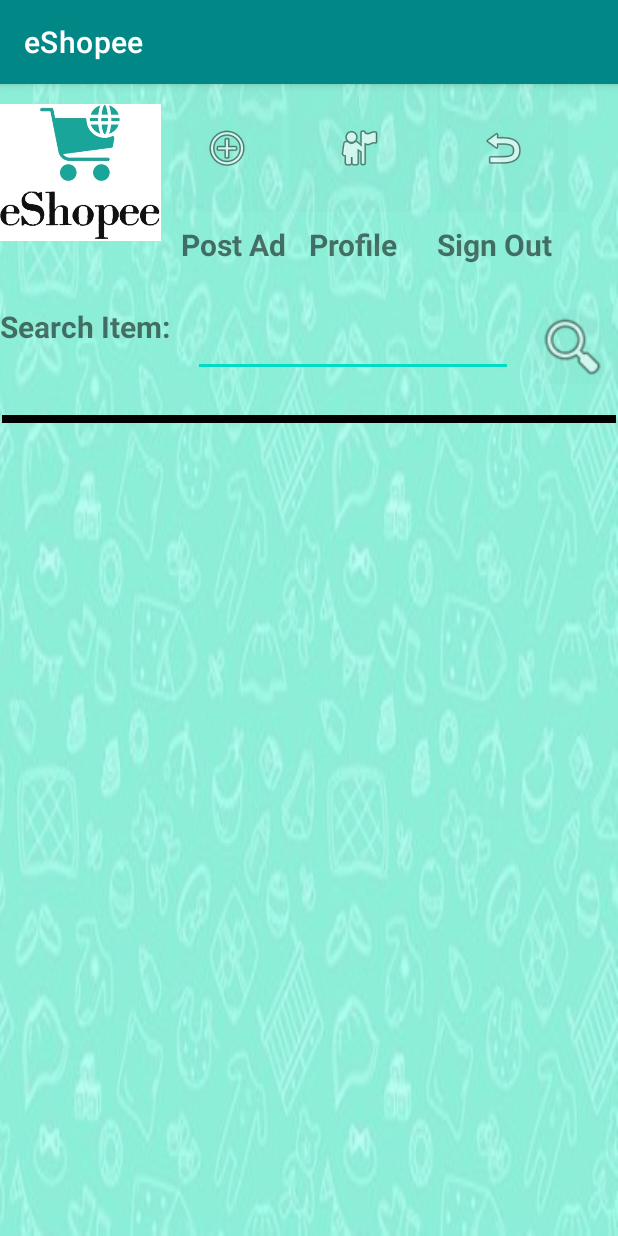
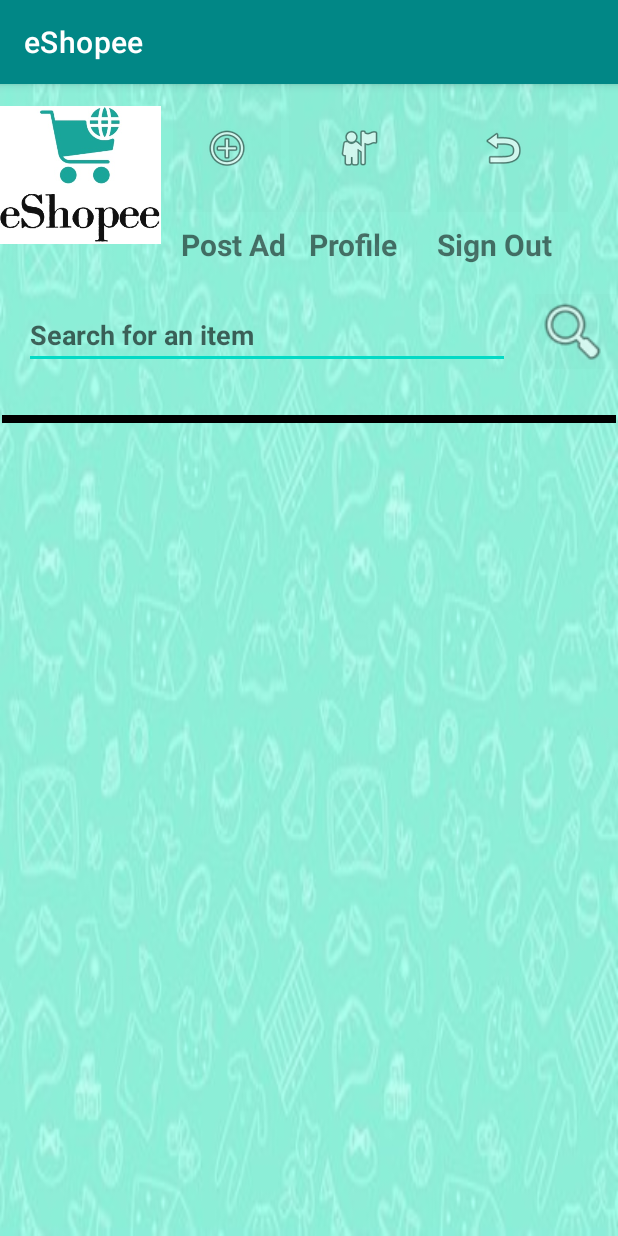
Before and after one commit to PiyushPandey1999/eShopee, an Android app: the HomePage screen opened directly, with no data from a screen before it, on a phone screen of 412 x 824 dp. Run offline under Robolectric (Android 15) with nearby library versions, the light colour scheme and no system bars; 3 statements that could not run were skipped.

Commit message:
Add search feature

```diff
--- a/app/src/main/java/com/example/eshopee/ResetActivity.java
+++ b/app/src/main/java/com/example/eshopee/ResetActivity.java
@@ -24,7 +24,7 @@ public class ResetActivity extends AppCompatActivity {
     @Override
     protected void onCreate(Bundle savedInstanceState) {
         super.onCreate(savedInstanceState);
-        setContentView(R.layout.activity_reset);
+        setContentView(R.layout.reset);
 
         //video background
         VideoView loginVideo = (VideoView) findViewById(R.id.videoView);
--- a/app/src/main/res/layout/home_page.xml
+++ b/app/src/main/res/layout/home_page.xml
@@ -23,43 +23,34 @@
     <ImageView
         android:id="@+id/logo"
         android:layout_width="107dp"
-        android:layout_height="118dp"
+        android:layout_height="121dp"
         app:layout_constraintStart_toStartOf="parent"
         app:layout_constraintTop_toTopOf="parent"
         app:srcCompat="@drawable/logo" />
 
-    <TextView
-        android:id="@+id/textView"
-        style="@style/Widget.AppCompat.TextView"
-        android:layout_width="wrap_content"
-        android:layout_height="wrap_content"
-        android:layout_marginTop="30dp"
-        android:text="Search Item:"
-        android:textSize="20sp"
+    <EditText
+        android:id="@+id/editTextTextPersonName"
+        android:layout_width="324dp"
+        android:layout_height="40dp"
+        android:layout_marginStart="16dp"
+        android:layout_marginTop="150dp"
+        android:ems="10"
+        android:hint="Search for an item"
+        android:inputType="textPersonName"
         android:textStyle="bold"
         app:layout_constraintStart_toStartOf="parent"
-        app:layout_constraintTop_toBottomOf="@+id/logo" />
-
-    <EditText
-        android:id="@+id/editTextTextPersonName"
-        android:layout_width="wrap_content"
-        android:layout_height="wrap_content"
-        android:layout_marginStart="15dp"
-        android:layout_marginLeft="15dp"
-        android:layout_marginTop="150dp"
-        android:ems="10"
-        android:inputType="textPersonName"
-        app:layout_constraintStart_toEndOf="@+id/textView"
         app:layout_constraintTop_toTopOf="parent" />
 
     <ImageButton
         android:id="@+id/imageButton"
         android:layout_width="55dp"
         android:layout_height="50dp"
+        android:layout_marginTop="140dp"
         android:background="@color/cardview_shadow_end_color"
+        android:onClick="search"
         android:scaleType="fitStart"
         app:layout_constraintEnd_toEndOf="parent"
-        app:layout_constraintTop_toTopOf="@+id/editTextTextPersonName"
+        app:layout_constraintTop_toTopOf="parent"
         app:srcCompat="@android:drawable/ic_menu_search" />
 
     <ImageButton
@@ -123,7 +114,7 @@
         app:layout_constraintTop_toBottomOf="@+id/imageButton3" />
 
     <TextView
-        android:id="@+id/price"
+        android:id="@+id/signOut"
         android:layout_width="wrap_content"
         android:layout_height="wrap_content"
         android:layout_marginStart="5dp"
```
Also changed, not shown: app/src/main/java/com/example/eshopee/AdDBHelper.java (+25 -2 lines), app/src/main/java/com/example/eshopee/HomePage.java (+18 -1 lines), app/src/main/res/layout/reset.xml (renamed from app/src/main/res/layout/activity_reset.xml).
